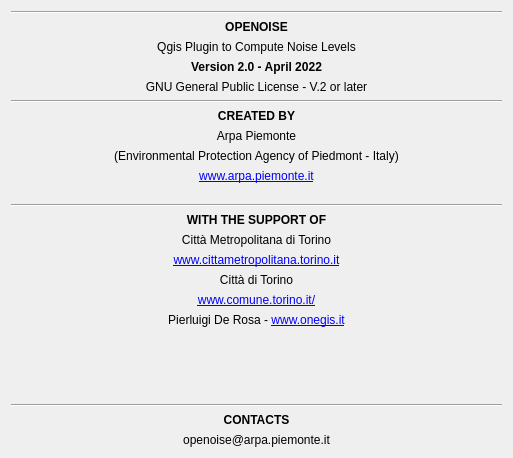
Old version of the form tools/ui_Credits.ui in the repository pierluigiderosa/openoise.
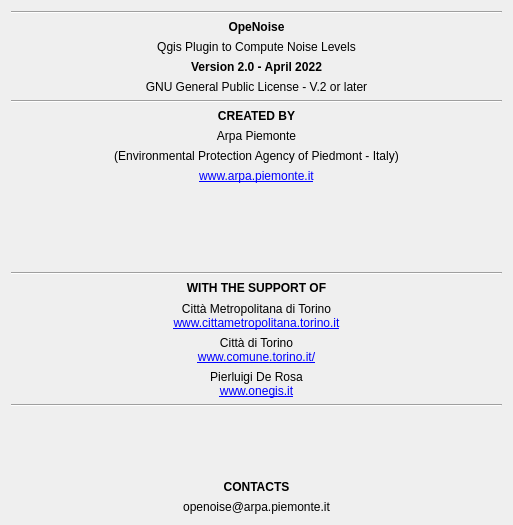
New version of the form.

Commit message: - renamed shapefile contours_level - new GUI for Informations, contour level, create grid - GUI create grid added label fom m^2 - fixed spaces for GUI information

```diff
--- a/tools/ui_Credits.ui
+++ b/tools/ui_Credits.ui
@@ -7,7 +7,7 @@
     <x>0</x>
     <y>0</y>
     <width>513</width>
-    <height>458</height>
+    <height>525</height>
    </rect>
   </property>
   <property name="sizePolicy">
@@ -51,7 +51,7 @@
       </size>
      </property>
      <property name="text">
-      <string>&lt;html&gt;&lt;head/&gt;&lt;body&gt;&lt;p&gt;&lt;span style=&quot; font-weight:600;&quot;&gt;OPENOISE&lt;/span&gt;&lt;/p&gt;&lt;/body&gt;&lt;/html&gt;</string>
+      <string>&lt;html&gt;&lt;head/&gt;&lt;body&gt;&lt;p&gt;&lt;span style=&quot; font-weight:600;&quot;&gt;OpeNoise&lt;/span&gt;&lt;/p&gt;&lt;/body&gt;&lt;/html&gt;</string>
      </property>
      <property name="alignment">
       <set>Qt::AlignCenter</set>
@@ -204,6 +204,19 @@
      </property>
     </widget>
    </item>
+   <item>
+    <spacer name="verticalSpacer">
+     <property name="orientation">
+      <enum>Qt::Vertical</enum>
+     </property>
+     <property name="sizeHint" stdset="0">
+      <size>
+       <width>20</width>
+       <height>40</height>
+      </size>
+     </property>
+    </spacer>
+   </item>
    <item>
     <spacer name="verticalSpacer_2">
      <property name="orientation">
@@ -248,7 +261,7 @@
       </size>
      </property>
      <property name="text">
-      <string>&lt;html&gt;&lt;head/&gt;&lt;body&gt;&lt;p&gt;&lt;span style=&quot; font-weight:600;&quot;&gt;WITH THE SUPPORT OF&lt;/span&gt;&lt;/p&gt;&lt;/body&gt;&lt;/html&gt;</string>
+      <string>&lt;html&gt;&lt;head/&gt;&lt;body&gt;&lt;p&gt;&lt;span style=&quot; font-weight:600;&quot;&gt;WITH THE SUPPORT OF&lt;br/&gt;&lt;/span&gt;&lt;/p&gt;&lt;/body&gt;&lt;/html&gt;</string>
      </property>
      <property name="alignment">
       <set>Qt::AlignCenter</set>
@@ -266,27 +279,11 @@
      <property name="maximumSize">
       <size>
        <width>16777215</width>
-       <height>15</height>
+       <height>16777215</height>
       </size>
      </property>
      <property name="text">
-      <string>Città Metropolitana di Torino</string>
-     </property>
-     <property name="alignment">
-      <set>Qt::AlignCenter</set>
-     </property>
-    </widget>
-   </item>
-   <item>
-    <widget class="QLabel" name="label_11">
-     <property name="maximumSize">
-      <size>
-       <width>16777215</width>
-       <height>15</height>
-      </size>
-     </property>
-     <property name="text">
-      <string>&lt;html&gt;&lt;head/&gt;&lt;body&gt;&lt;p&gt;&lt;a href=&quot;http://www.cittametropolitana.torino.it&quot;&gt;&lt;span style=&quot; text-decoration: underline; color:#0000ff;&quot;&gt;www.cittametropolitana.torino.it&lt;/span&gt;&lt;/a&gt;&lt;/p&gt;&lt;/body&gt;&lt;/html&gt;</string>
+      <string>&lt;html&gt;&lt;head/&gt;&lt;body&gt;&lt;p&gt;Città Metropolitana di Torino&lt;br/&gt;&lt;a href=&quot;www.cittametropolitana.torino.it&quot;&gt;&lt;span style=&quot; text-decoration: underline; color:#0000ff;&quot;&gt;www.cittametropolitana.torino.it&lt;/span&gt;&lt;/a&gt;&lt;/p&gt;&lt;/body&gt;&lt;/html&gt;</string>
      </property>
      <property name="alignment">
       <set>Qt::AlignCenter</set>
@@ -299,17 +296,7 @@
    <item>
     <widget class="QLabel" name="label_15">
      <property name="text">
-      <string>Città di Torino</string>
-     </property>
-     <property name="alignment">
-      <set>Qt::AlignCenter</set>
-     </property>
-    </widget>
-   </item>
-   <item>
-    <widget class="QLabel" name="label_16">
-     <property name="text">
-      <string>&lt;html&gt;&lt;head/&gt;&lt;body&gt;&lt;p&gt;&lt;a href=&quot;http://www.comune.torino.it/&quot;&gt;&lt;span style=&quot; text-decoration: underline; color:#0000ff;&quot;&gt;www.comune.torino.it/&lt;/span&gt;&lt;/a&gt;&lt;/p&gt;&lt;/body&gt;&lt;/html&gt;</string>
+      <string>&lt;html&gt;&lt;head/&gt;&lt;body&gt;&lt;p&gt;Città di Torino&lt;br/&gt;&lt;a href=&quot;www.comune.torino.it/&quot;&gt;&lt;span style=&quot; text-decoration: underline; color:#0000ff;&quot;&gt;www.comune.torino.it/&lt;/span&gt;&lt;/a&gt;&lt;/p&gt;&lt;/body&gt;&lt;/html&gt;</string>
      </property>
      <property name="alignment">
       <set>Qt::AlignCenter</set>
@@ -322,7 +309,7 @@
    <item>
     <widget class="QLabel" name="label_9">
      <property name="text">
-      <string>&lt;html&gt;&lt;head/&gt;&lt;body&gt;&lt;p&gt;Pierluigi De Rosa - &lt;a href=&quot;https://www.onegis.it/&quot;&gt;&lt;span style=&quot; text-decoration: underline; color:#0000ff;&quot;&gt;www.onegis.it&lt;/span&gt;&lt;/a&gt;&lt;/p&gt;&lt;/body&gt;&lt;/html&gt;</string>
+      <string>&lt;html&gt;&lt;head/&gt;&lt;body&gt;&lt;p&gt;Pierluigi De Rosa &lt;br/&gt;&lt;a href=&quot;https://www.onegis.it/&quot;&gt;&lt;span style=&quot; text-decoration: underline; color:#0000ff;&quot;&gt;www.onegis.it&lt;/span&gt;&lt;/a&gt;&lt;/p&gt;&lt;/body&gt;&lt;/html&gt;</string>
      </property>
      <property name="alignment">
       <set>Qt::AlignCenter</set>
@@ -332,19 +319,6 @@
      </property>
     </widget>
    </item>
-   <item>
-    <spacer name="verticalSpacer">
-     <property name="orientation">
-      <enum>Qt::Vertical</enum>
-     </property>
-     <property name="sizeHint" stdset="0">
-      <size>
-       <width>0</width>
-       <height>5</height>
-      </size>
-     </property>
-    </spacer>
-   </item>
    <item>
     <widget class="Line" name="line_3">
      <property name="maximumSize">
@@ -358,6 +332,19 @@
      </property>
     </widget>
    </item>
+   <item>
+    <spacer name="verticalSpacer_3">
+     <property name="orientation">
+      <enum>Qt::Vertical</enum>
+     </property>
+     <property name="sizeHint" stdset="0">
+      <size>
+       <width>20</width>
+       <height>40</height>
+      </size>
+     </property>
+    </spacer>
+   </item>
    <item>
     <widget class="QLabel" name="label_13">
      <property name="sizePolicy">
```
The commit also changes 7 other files.
